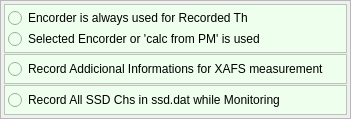
Old version of the form Conditions.ui in the repository mtab3/xafsm2.
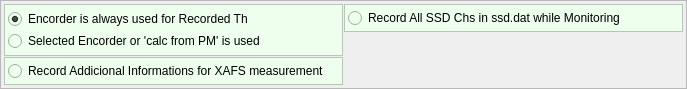
New version of the form.

What changed in the file:
```diff
--- a/Conditions.ui
+++ b/Conditions.ui
@@ -6,8 +6,8 @@
    <rect>
     <x>0</x>
     <y>0</y>
-    <width>351</width>
-    <height>119</height>
+    <width>687</width>
+    <height>89</height>
    </rect>
   </property>
   <property name="windowTitle">
@@ -26,7 +26,70 @@
    <property name="spacing">
     <number>1</number>
    </property>
-   <item row="0" column="0">
+   <item row="0" column="1">
+    <widget class="QFrame" name="frame_3">
+     <property name="styleSheet">
+      <string notr="true">background-color: #eeffee</string>
+     </property>
+     <property name="frameShape">
+      <enum>QFrame::StyledPanel</enum>
+     </property>
+     <property name="frameShadow">
+      <enum>QFrame::Plain</enum>
+     </property>
+     <layout class="QGridLayout" name="gridLayout_4">
+      <property name="margin">
+       <number>3</number>
+      </property>
+      <property name="spacing">
+       <number>1</number>
+      </property>
+      <item row="0" column="0">
+       <widget class="QRadioButton" name="RecordAllSSDChs">
+        <property name="text">
+         <string>Record All SSD Chs in ssd.dat while Monitoring</string>
+        </property>
+        <property name="autoExclusive">
+         <bool>false</bool>
+        </property>
+       </widget>
+      </item>
+     </layout>
+    </widget>
+   </item>
+   <item row="2" column="0">
+    <widget class="QFrame" name="frame_2">
+     <property name="styleSheet">
+      <string notr="true">background-color: #eeffee</string>
+     </property>
+     <property name="frameShape">
+      <enum>QFrame::StyledPanel</enum>
+     </property>
+     <property name="frameShadow">
+      <enum>QFrame::Plain</enum>
+     </property>
+     <layout class="QGridLayout" name="gridLayout_2">
+      <property name="margin">
+       <number>3</number>
+      </property>
+      <property name="spacing">
+       <number>1</number>
+      </property>
+      <item row="0" column="0">
+       <widget class="QRadioButton" name="SelAddInfos">
+        <property name="toolTip">
+         <string>Some additional information is recorded 
+with usual 9809 format datas.</string>
+        </property>
+        <property name="text">
+         <string>Record Addicional Informations for XAFS measurement</string>
+        </property>
+       </widget>
+      </item>
+     </layout>
+    </widget>
+   </item>
+   <item row="0" column="0" rowspan="2">
     <widget class="QFrame" name="frame">
      <property name="styleSheet">
       <string notr="true">background-color: #eeffee</string>
@@ -49,6 +112,9 @@
         <property name="text">
          <string>Encorder is always used for Recorded Th</string>
         </property>
+        <property name="checked">
+         <bool>true</bool>
+        </property>
        </widget>
       </item>
       <item row="1" column="0">
@@ -61,62 +127,6 @@
      </layout>
     </widget>
    </item>
-   <item row="1" column="0">
-    <widget class="QFrame" name="frame_2">
-     <property name="styleSheet">
-      <string notr="true">background-color: #eeffee</string>
-     </property>
-     <property name="frameShape">
-      <enum>QFrame::StyledPanel</enum>
-     </property>
-     <property name="frameShadow">
-      <enum>QFrame::Plain</enum>
-     </property>
-     <layout class="QGridLayout" name="gridLayout_2">
-      <property name="margin">
-       <number>3</number>
-      </property>
-      <property name="spacing">
-       <number>1</number>
-      </property>
-      <item row="0" column="0">
-       <widget class="QRadioButton" name="SelAddInfos">
-        <property name="text">
-         <string>Record Addicional Informations for XAFS measurement</string>
-        </property>
-       </widget>
-      </item>
-     </layout>
-    </widget>
-   </item>
-   <item row="2" column="0">
-    <widget class="QFrame" name="frame_3">
-     <property name="styleSheet">
-      <string notr="true">background-color: #eeffee</string>
-     </property>
-     <property name="frameShape">
-      <enum>QFrame::StyledPanel</enum>
-     </property>
-     <property name="frameShadow">
-      <enum>QFrame::Plain</enum>
-     </property>
-     <layout class="QGridLayout" name="gridLayout_4">
-      <property name="margin">
-       <number>3</number>
-      </property>
-      <property name="spacing">
-       <number>1</number>
-      </property>
-      <item row="0" column="0">
-       <widget class="QRadioButton" name="RecordAllSSDChs">
-        <property name="text">
-         <string>Record All SSD Chs in ssd.dat while Monitoring</string>
-        </property>
-       </widget>
-      </item>
-     </layout>
-    </widget>
-   </item>
   </layout>
  </widget>
  <resources/>
```
